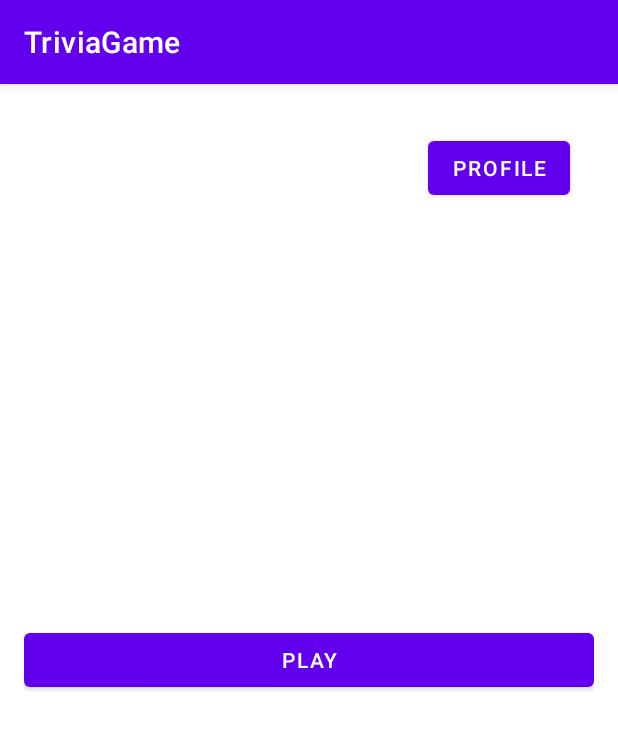
After one commit to KWells58/TriviaGame, an Android app: the HomeActivity screen opened directly, with no data from a screen before it, on a phone screen of 412 x 824 dp. The commit adds this screen. Shown: the top 729 px of the screen. Run offline under Robolectric (Android 15) with nearby library versions, the phone set to English and light mode, and no system bars.

Commit message:
added account creation functionality with account auth to determine if you have an account, added home screen along with profile and difficulty selector screens with no functionality

```diff
--- /dev/null
+++ b/app/src/main/java/edu/floridapoly/securesoftware/spring24/triviagame/DifficultySelectorActivity.java
@@ -0,0 +1,4 @@
+package edu.floridapoly.securesoftware.spring24.triviagame;
+
+public class DifficultySelectorActivity {
+}
--- /dev/null
+++ b/app/src/main/java/edu/floridapoly/securesoftware/spring24/triviagame/HomeActivity.java
@@ -0,0 +1,40 @@
+package edu.floridapoly.securesoftware.spring24.triviagame;
+
+import android.content.Intent;
+import android.os.Bundle;
+import android.view.View;
+import android.widget.Button;
+import androidx.appcompat.app.AppCompatActivity;
+
+public class HomeActivity extends AppCompatActivity {
+
+    private Button playButton;
+    private Button profileButton;
+
+    @Override
+    protected void onCreate(Bundle savedInstanceState) {
+        super.onCreate(savedInstanceState);
+        setContentView(R.layout.activity_home);
+
+        playButton = findViewById(R.id.playButton);
+        profileButton = findViewById(R.id.profileButton);
+
+        playButton.setOnClickListener(new View.OnClickListener() {
+            @Override
+            public void onClick(View v) {
+                // Navigate to the difficulty selector screen (or game screen)
+                Intent intent = new Intent(HomeActivity.this, DifficultySelectorActivity.class);
+                startActivity(intent);
+            }
+        });
+
+        profileButton.setOnClickListener(new View.OnClickListener() {
+            @Override
+            public void onClick(View v) {
+                // Navigate to the profile screen
+                Intent intent = new Intent(HomeActivity.this, ProfileActivity.class);
+                startActivity(intent);
+            }
+        });
+    }
+}
--- /dev/null
+++ b/app/src/main/java/edu/floridapoly/securesoftware/spring24/triviagame/ProfileActivity.java
@@ -0,0 +1,4 @@
+package edu.floridapoly.securesoftware.spring24.triviagame;
+
+public class ProfileActivity {
+}
--- /dev/null
+++ b/app/src/main/res/layout/activity_difficulty_selector.xml
@@ -0,0 +1,6 @@
+<?xml version="1.0" encoding="utf-8"?>
+<androidx.constraintlayout.widget.ConstraintLayout xmlns:android="http://schemas.android.com/apk/res/android"
+    android:layout_width="match_parent"
+    android:layout_height="match_parent">
+
+</androidx.constraintlayout.widget.ConstraintLayout>
--- /dev/null
+++ b/app/src/main/res/layout/activity_home.xml
@@ -0,0 +1,26 @@
+<?xml version="1.0" encoding="utf-8"?>
+<RelativeLayout xmlns:android="http://schemas.android.com/apk/res/android"
+    android:layout_width="match_parent"
+    android:layout_height="match_parent"
+    android:padding="16dp">
+
+    <!-- Play Button -->
+    <Button
+        android:id="@+id/playButton"
+        android:layout_width="match_parent"
+        android:layout_height="wrap_content"
+        android:text="Play"
+        android:layout_centerInParent="true"/>
+
+    <!-- Profile Button -->
+    <Button
+        android:id="@+id/profileButton"
+        android:layout_width="wrap_content"
+        android:layout_height="wrap_content"
+        android:text="Profile"
+        android:layout_alignParentTop="true"
+        android:layout_alignParentEnd="true"
+        android:layout_marginTop="16dp"
+        android:layout_marginEnd="16dp"/>
+
+</RelativeLayout>
--- /dev/null
+++ b/app/src/main/res/layout/activity_profile.xml
@@ -0,0 +1,6 @@
+<?xml version="1.0" encoding="utf-8"?>
+<androidx.constraintlayout.widget.ConstraintLayout xmlns:android="http://schemas.android.com/apk/res/android"
+    android:layout_width="match_parent"
+    android:layout_height="match_parent">
+
+</androidx.constraintlayout.widget.ConstraintLayout>
```
Also changed, not shown: app/src/main/AndroidManifest.xml (+9 -1 lines), app/src/main/java/edu/floridapoly/securesoftware/spring24/triviagame/AuthManager.java (+9 -0 lines), app/src/main/java/edu/floridapoly/securesoftware/spring24/triviagame/CreateAccountActivity.java (added, +55 -0 lines), app/src/main/java/edu/floridapoly/securesoftware/spring24/triviagame/LoginActivity.java (+4 -10 lines), app/src/main/res/layout/activity_create_account.xml (added, +45 -0 lines).
